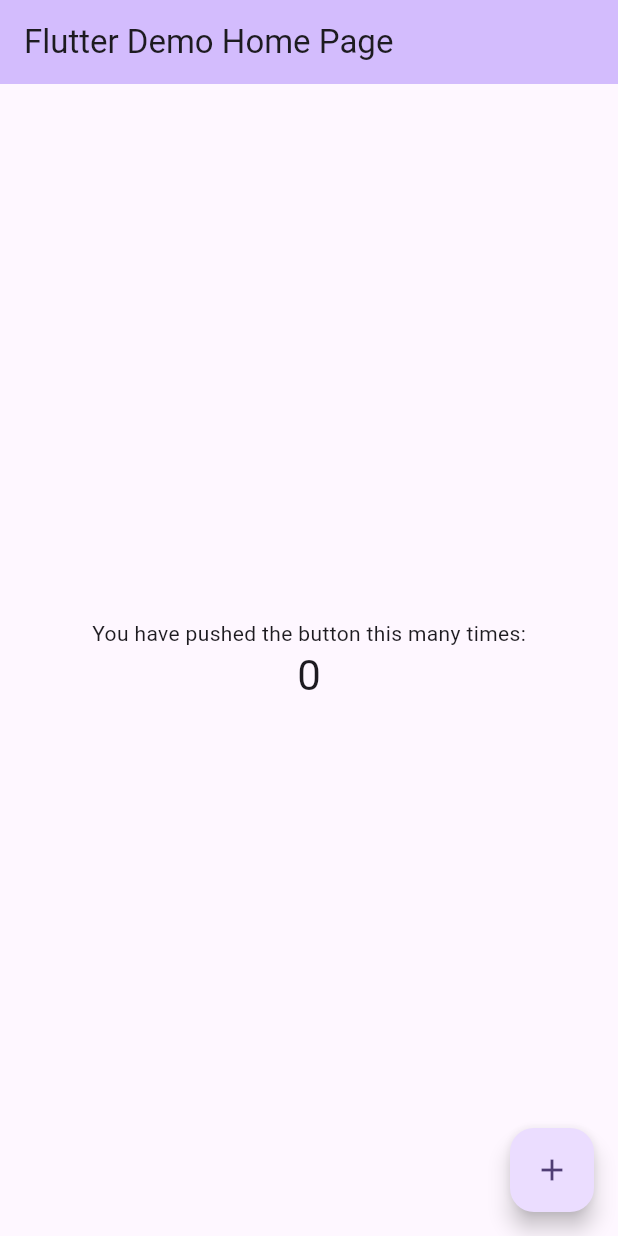
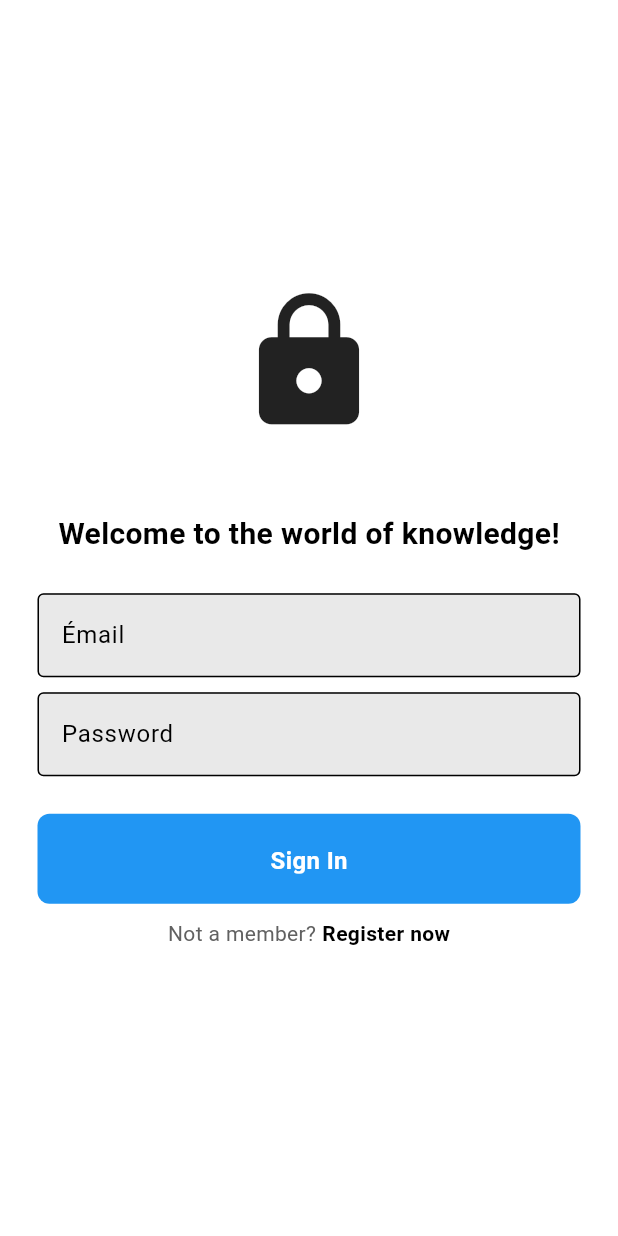
Before and after one commit to Noman5713/researchpro_flutter_project, a Flutter app: the screen it shows after launch, on a phone screen of 412 x 824 dp. Run offline on Flutter 3.47's test engine with Material 3 defaults, Android fonts, the light colour scheme and no system bars.

Commit message:
Login Page design

```diff
--- /dev/null
+++ b/lib/components/button.dart
@@ -0,0 +1,29 @@
+import 'package:flutter/material.dart';
+
+class MyButton extends StatelessWidget {
+  final Function()? onTap;
+  final String text;
+  const MyButton({super.key, required this.onTap, required this.text});
+
+  @override
+  Widget build(BuildContext context) {
+    return Container(
+      height: 60,
+      padding: EdgeInsets.all(20),
+      decoration: BoxDecoration(
+        color: Colors.blue,
+        borderRadius: BorderRadius.circular(8),
+      ),
+      child: Center(
+        child: Text(
+          text,
+          style: TextStyle(
+            color: const Color.fromARGB(255, 255, 255, 255),
+            fontWeight: FontWeight.bold,
+            fontSize: 16,
+          ),
+        ),
+      ),
+    );
+  }
+}
--- /dev/null
+++ b/lib/components/text.field.dart
@@ -0,0 +1,34 @@
+import 'package:flutter/material.dart';
+
+class MyTextField extends StatelessWidget {
+  final TextEditingController controller;
+  final String hintText;
+  final bool obscureText;
+
+  const MyTextField({
+    super.key,
+    required this.controller,
+    required this.hintText,
+    required this.obscureText,
+  });
+
+  @override
+  Widget build(BuildContext context) {
+    return TextField(
+      controller: controller,
+      obscureText: obscureText,
+      decoration: InputDecoration(
+        enabledBorder: OutlineInputBorder(
+          borderSide: BorderSide(color: Colors.black),
+        ),
+        focusedBorder: OutlineInputBorder(
+          borderSide: BorderSide(color: Colors.black),
+        ),
+        fillColor: const Color.fromARGB(255, 233, 233, 233),
+        filled: true,
+        hintText: hintText,
+        hintStyle: TextStyle(color: const Color.fromARGB(255, 0, 0, 0)),
+      ),
+    );
+  }
+}
--- a/lib/main.dart
+++ b/lib/main.dart
@@ -1,4 +1,5 @@
 import 'package:flutter/material.dart';
+import 'pages/login_page.dart';
 
 void main() {
   runApp(const MyApp());
@@ -7,116 +8,9 @@ void main() {
 class MyApp extends StatelessWidget {
   const MyApp({super.key});
 
-  // This widget is the root of your application.
+  //root of the application.
   @override
   Widget build(BuildContext context) {
-    return MaterialApp(
-      title: 'Flutter Demo',
-      theme: ThemeData(
-        // This is the theme of your application.
-        //
-        // TRY THIS: Try running your application with "flutter run". You'll see
-        // the application has a purple toolbar. Then, without quitting the app,
-        // try changing the seedColor in the colorScheme below to Colors.green
-        // and then invoke "hot reload" (save your changes or press the "hot
-        // reload" button in a Flutter-supported IDE, or press "r" if you used
-        // the command line to start the app).
-        //
-        // Notice that the counter didn't reset back to zero; the application
-        // state is not lost during the reload. To reset the state, use hot
-        // restart instead.
-        //
-        // This works for code too, not just values: Most code changes can be
-        // tested with just a hot reload.
-        colorScheme: ColorScheme.fromSeed(seedColor: Colors.deepPurple),
-      ),
-      home: const MyHomePage(title: 'Flutter Demo Home Page'),
-    );
+    return MaterialApp(debugShowCheckedModeBanner: false, home: LoginPage());
   }
 }
-
-class MyHomePage extends StatefulWidget {
-  const MyHomePage({super.key, required this.title});
-
-  // This widget is the home page of your application. It is stateful, meaning
-  // that it has a State object (defined below) that contains fields that affect
-  // how it looks.
-
-  // This class is the configuration for the state. It holds the values (in this
-  // case the title) provided by the parent (in this case the App widget) and
-  // used by the build method of the State. Fields in a Widget subclass are
-  // always marked "final".
-
-  final String title;
-
-  @override
-  State<MyHomePage> createState() => _MyHomePageState();
-}
-
-class _MyHomePageState extends State<MyHomePage> {
-  int _counter = 0;
-
-  void _incrementCounter() {
-    setState(() {
-      // This call to setState tells the Flutter framework that something has
-      // changed in this State, which causes it to rerun the build method below
-      // so that the display can reflect the updated values. If we changed
-      // _counter without calling setState(), then the build method would not be
-      // called again, and so nothing would appear to happen.
-      _counter++;
-    });
-  }
-
-  @override
-  Widget build(BuildContext context) {
-    // This method is rerun every time setState is called, for instance as done
-    // by the _incrementCounter method above.
-    //
-    // The Flutter framework has been optimized to make rerunning build methods
-    // fast, so that you can just rebuild anything that needs updating rather
-    // than having to individually change instances of widgets.
-    return Scaffold(
-      appBar: AppBar(
-        // TRY THIS: Try changing the color here to a specific color (to
-        // Colors.amber, perhaps?) and trigger a hot reload to see the AppBar
-        // change color while the other colors stay the same.
-        backgroundColor: Theme.of(context).colorScheme.inversePrimary,
-        // Here we take the value from the MyHomePage object that was created by
-        // the App.build method, and use it to set our appbar title.
-        title: Text(widget.title),
-      ),
-      body: Center(
-        // Center is a layout widget. It takes a single child and positions it
-        // in the middle of the parent.
-        child: Column(
-          // Column is also a layout widget. It takes a list of children and
-          // arranges them vertically. By default, it sizes itself to fit its
-          // children horizontally, and tries to be as tall as its parent.
-          //
-          // Column has various properties to control how it sizes itself and
-          // how it positions its children. Here we use mainAxisAlignment to
-          // center the children vertically; the main axis here is the vertical
-          // axis because Columns are vertical (the cross axis would be
-          // horizontal).
-          //
-          // TRY THIS: Invoke "debug painting" (choose the "Toggle Debug Paint"
-          // action in the IDE, or press "p" in the console), to see the
-          // wireframe for each widget.
-          mainAxisAlignment: MainAxisAlignment.center,
-          children: <Widget>[
-            const Text('You have pushed the button this many times:'),
-            Text(
-              '$_counter',
-              style: Theme.of(context).textTheme.headlineMedium,
-            ),
-          ],
-        ),
-      ),
-      floatingActionButton: FloatingActionButton(
-        onPressed: _incrementCounter,
-        tooltip: 'Increment',
-        child: const Icon(Icons.add),
-      ), // This trailing comma makes auto-formatting nicer for build methods.
-    );
-  }
-}
--- /dev/null
+++ b/lib/pages/login_page.dart
@@ -0,0 +1,96 @@
+import 'package:flutter/material.dart';
+import 'package:researchpro_flutter_project/components/button.dart';
+import 'package:researchpro_flutter_project/components/text.field.dart';
+
+class LoginPage extends StatefulWidget {
+  const LoginPage({super.key});
+
+  @override
+  State<LoginPage> createState() => _LoginpageState();
+}
+
+class _LoginpageState extends State<LoginPage> {
+  // text editing controller
+  final emailTextController = TextEditingController();
+  final passwordTextController = TextEditingController();
+
+  @override
+  Widget build(BuildContext context) {
+    return Scaffold(
+      backgroundColor: Colors.white,
+      body: SafeArea(
+        child: Center(
+          child: Padding(
+            padding: const EdgeInsets.symmetric(horizontal: 25),
+            child: Column(
+              mainAxisAlignment: MainAxisAlignment.center,
+              children: [
+                //logo
+                const Icon(Icons.lock, size: 100),
+
+                const SizedBox(height: 50),
+
+                //welcome back message
+                const Text(
+                  "Welcome to the world of knowledge!",
+                  style: TextStyle(
+                    color: Color.fromARGB(255, 0, 0, 0),
+                    fontWeight: FontWeight.bold,
+                    fontSize: 20,
+                  ),
+                ),
+
+                const SizedBox(height: 25),
+
+                //email textfield
+                MyTextField(
+                  controller: emailTextController,
+                  hintText: 'Émail',
+                  obscureText: false,
+                ),
+
+                const SizedBox(height: 10),
+
+                //password textfield
+                MyTextField(
+                  controller: passwordTextController,
+                  hintText: 'Password',
+                  obscureText: true,
+                ),
+
+                SizedBox(height: 25),
+
+                //sign in button
+                MyButton(onTap: () {}, text: 'Sign In'),
+
+                const SizedBox(height: 10),
+
+                //go to register page
+                Row(
+                  mainAxisAlignment: MainAxisAlignment.center,
+                  children: [
+                    Text(
+                      "Not a member?",
+                      style: TextStyle(color: Colors.grey[700]),
+                    ),
+                    SizedBox(width: 4),
+                    GestureDetector(
+                      onTap: () {},
+                      child: const Text(
+                        "Register now",
+                        style: TextStyle(
+                          fontWeight: FontWeight.bold,
+                          color: Color.fromARGB(255, 0, 0, 0),
+                        ),
+                      ),
+                    ),
+                  ],
+                ),
+              ],
+            ),
+          ),
+        ),
+      ),
+    );
+  }
+}
```
Also changed, not shown: lib/pages/loginPage.dart (deleted).
